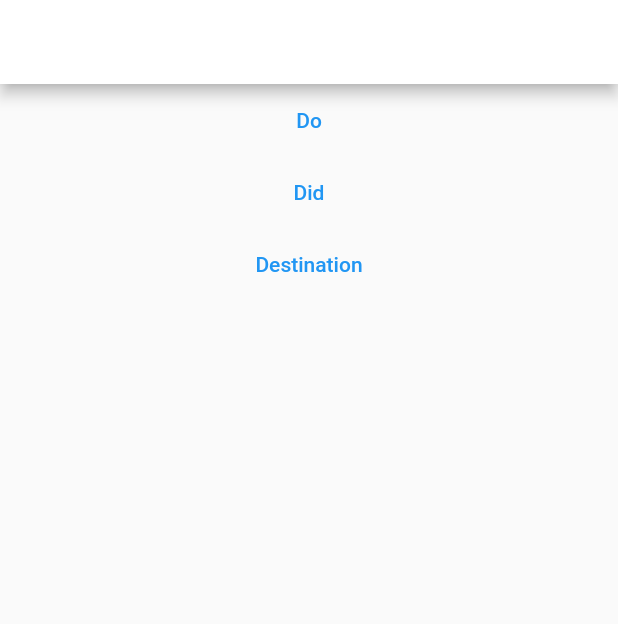
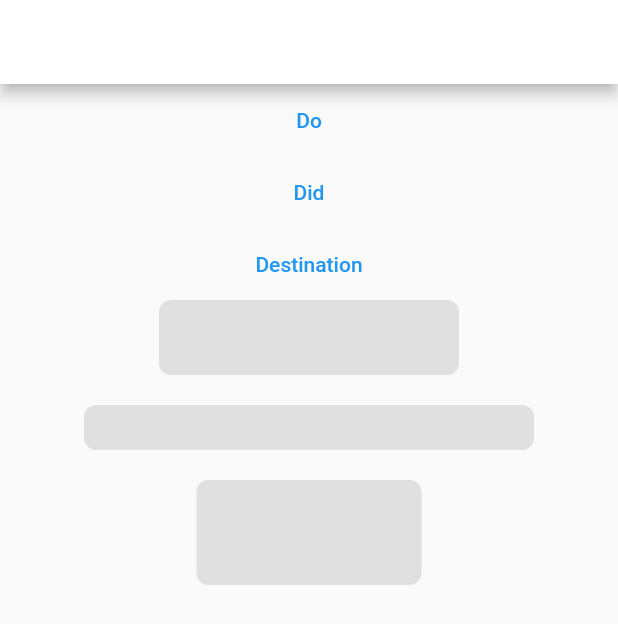
Before and after one commit to must-to-do/must-to-do-app-front, a Flutter app: the screen it shows after launch, on a phone screen of 412 x 824 dp. Shown: the top 624 px of the screen. Run offline on Flutter 3.47's test engine with Material 2 defaults, Android fonts, the light colour scheme and no system bars.

Commit message:
feat: [skeleton-animation] (#3)
1. Skeleton Container 생성
2. main.dart에 skeleton 예시 생성
3. skeleton-animation 추가

```diff
--- a/lib/pages/myhome/my_home.dart
+++ b/lib/pages/myhome/my_home.dart
@@ -5,7 +5,7 @@ import 'package:mustodo/pages/did/did_page.dart';
 import 'package:mustodo/pages/destination/destination_page.dart';
 import 'package:mustodo/provider/page_notifier.dart';
 import 'package:provider/provider.dart';
-
+import 'package:mustodo/skeleton/skeleton_container.dart';
 
 class MyHomePage extends StatefulWidget {
 
@@ -53,12 +53,23 @@ class _MyHomePageState extends State<MyHomePage> {
               },
                   child: Text("Destination")
               ),
-
+              Column(
+                mainAxisAlignment: MainAxisAlignment.center,
+                crossAxisAlignment: CrossAxisAlignment.center,
+                children: <Widget>[
+                  SkeletonContainer(width: 200, height: 50),
+                  SizedBox(height: 20),
+                  SkeletonContainer(width: 300, height: 30),
+                  SizedBox(height: 20),
+                  SkeletonContainer(width: 150, height: 70),
+                ],
+              ),
             ],
           ),
         ),
       ),
 
+
     );
   }
 }
--- /dev/null
+++ b/lib/skeleton/skeleton_container.dart
@@ -0,0 +1,25 @@
+import 'package:flutter/material.dart';
+
+class SkeletonContainer extends StatelessWidget {
+  final double width;
+  final double height;
+  final BorderRadius borderRadius;
+
+  SkeletonContainer({
+    required this.width,
+    required this.height,
+    this.borderRadius = const BorderRadius.all(Radius.circular(8)),
+  });
+
+  @override
+  Widget build(BuildContext context){
+    return Container(
+      width: width,
+      height: height,
+      decoration: BoxDecoration(
+        color: Colors.grey[300],
+        borderRadius: borderRadius,
+      ),
+    );
+  }
+}
--- a/pubspec.yaml
+++ b/pubspec.yaml
@@ -36,6 +36,7 @@ dependencies:
   # Use with the CupertinoIcons class for iOS style icons.
   cupertino_icons: ^1.0.2
   provider: ^6.0.5
+  skeleton_text: ^3.0.1
 
 dev_dependencies:
   flutter_test:
```
Also changed, not shown: pubspec.lock.
